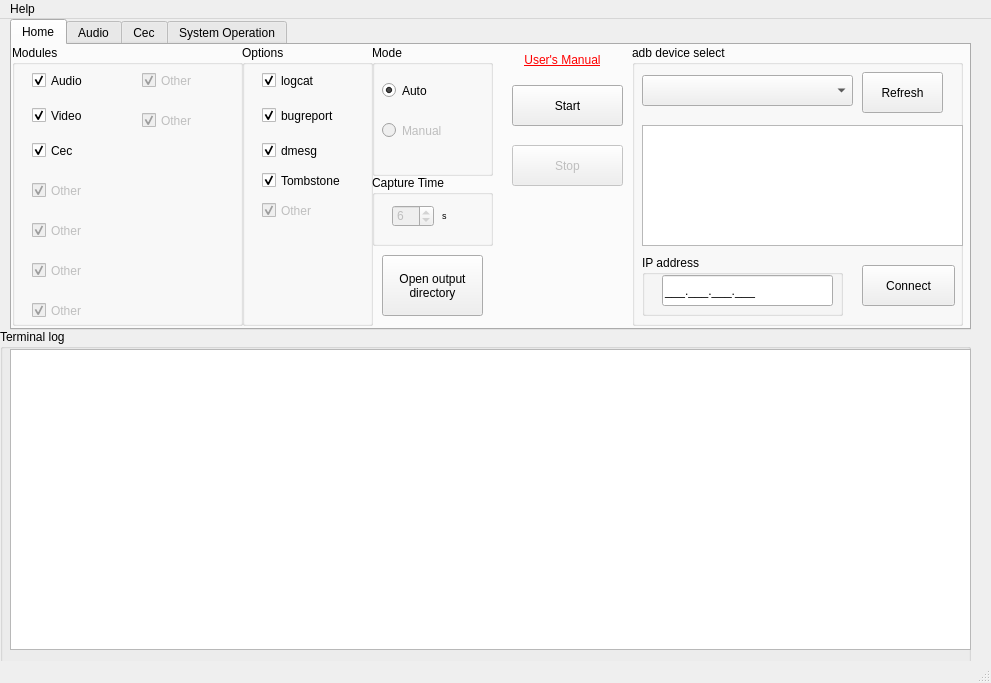
Qt form aml_debug.ui (zgyhc2050/amlogic_debug_tool) before a commit.
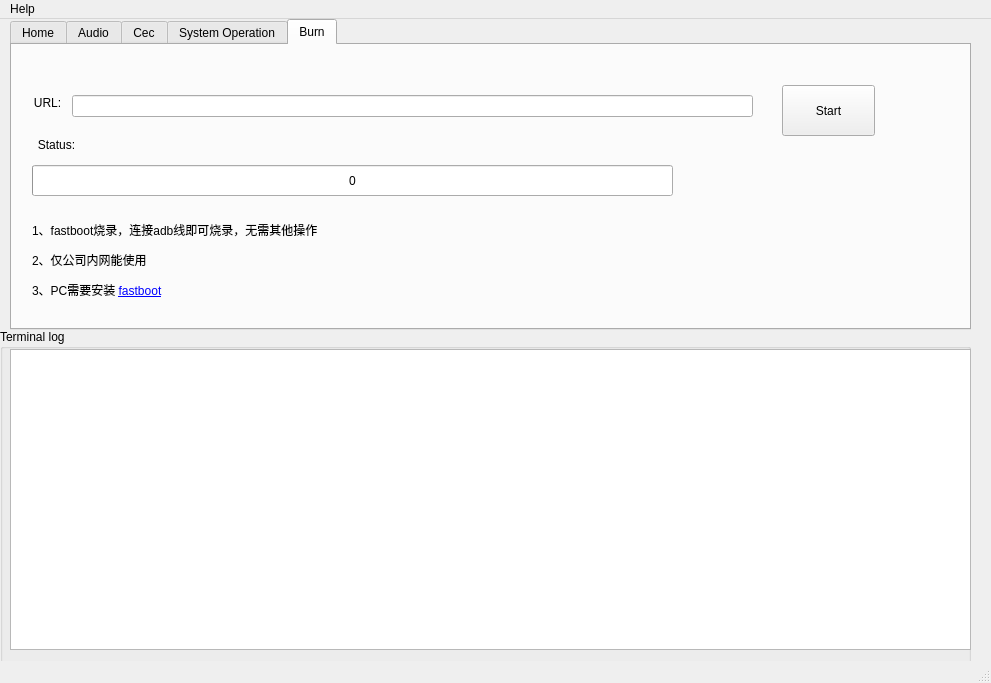
The same form after that commit. The open tabs and pages were chosen to show the change.

Commit message:
aml_debug v_1_4_1: add burning function
Problem:
1. add burning function
Solution:
1. add burning function

Diff of the .ui file:
```diff
--- a/aml_debug.ui
+++ b/aml_debug.ui
@@ -1532,6 +1532,105 @@
       </widget>
      </widget>
     </widget>
+    <widget class="QWidget" name="tab">
+     <attribute name="title">
+      <string>Burn</string>
+     </attribute>
+     <widget class="QProgressBar" name="AmlDebugBurn_progressBar">
+      <property name="geometry">
+       <rect>
+        <x>20</x>
+        <y>120</y>
+        <width>641</width>
+        <height>31</height>
+       </rect>
+      </property>
+      <property name="maximum">
+       <number>100</number>
+      </property>
+      <property name="value">
+       <number>0</number>
+      </property>
+      <property name="format">
+       <string>%v</string>
+      </property>
+     </widget>
+     <widget class="QPushButton" name="AmlDebugBurnStart_pushButton">
+      <property name="geometry">
+       <rect>
+        <x>770</x>
+        <y>40</y>
+        <width>93</width>
+        <height>51</height>
+       </rect>
+      </property>
+      <property name="text">
+       <string>Start</string>
+      </property>
+     </widget>
+     <widget class="QLineEdit" name="AmlDebugBurnUrl_lineEdit">
+      <property name="geometry">
+       <rect>
+        <x>60</x>
+        <y>50</y>
+        <width>681</width>
+        <height>22</height>
+       </rect>
+      </property>
+     </widget>
+     <widget class="QLabel" name="AmlDebugBurnUrl_label">
+      <property name="geometry">
+       <rect>
+        <x>0</x>
+        <y>50</y>
+        <width>71</width>
+        <height>16</height>
+       </rect>
+      </property>
+      <property name="text">
+       <string>&lt;html&gt;&lt;head/&gt;&lt;body&gt;&lt;p align=&quot;center&quot;&gt;URL:&lt;/p&gt;&lt;/body&gt;&lt;/html&gt;</string>
+      </property>
+     </widget>
+     <widget class="QLabel" name="AmlDebugBurnStatusDisplay_label">
+      <property name="geometry">
+       <rect>
+        <x>90</x>
+        <y>90</y>
+        <width>631</width>
+        <height>21</height>
+       </rect>
+      </property>
+      <property name="text">
+       <string/>
+      </property>
+     </widget>
+     <widget class="QLabel" name="AmlDebugBurnStatus_label">
+      <property name="geometry">
+       <rect>
+        <x>14</x>
+        <y>85</y>
+        <width>61</width>
+        <height>31</height>
+       </rect>
+      </property>
+      <property name="text">
+       <string>&lt;html&gt;&lt;head/&gt;&lt;body&gt;&lt;p align=&quot;center&quot;&gt;Status:&lt;/p&gt;&lt;/body&gt;&lt;/html&gt;</string>
+      </property>
+     </widget>
+     <widget class="QLabel" name="AmlDebugBurnTips_label">
+      <property name="geometry">
+       <rect>
+        <x>20</x>
+        <y>160</y>
+        <width>901</width>
+        <height>111</height>
+       </rect>
+      </property>
+      <property name="text">
+       <string>&lt;html&gt;&lt;head/&gt;&lt;body&gt;&lt;p&gt;1、fastboot烧录，连接adb线即可烧录，无需其他操作&lt;/p&gt;&lt;p&gt;2、仅公司内网能使用&lt;/p&gt;&lt;p&gt;3、PC需要安装 &lt;a href=&quot;https://dl.google.com/android/repository/platform-tools-latest-windows.zip&quot;&gt;&lt;span style=&quot; text-decoration: underline; color:#0000ff;&quot;&gt;fastboot&lt;/span&gt;&lt;/a&gt;&lt;/p&gt;&lt;/body&gt;&lt;/html&gt;</string>
+      </property>
+     </widget>
+    </widget>
    </widget>
    <widget class="QGroupBox" name="AmlDebugTerminalLog_groupBox">
     <property name="geometry">
```
The commit also changes 16 other files.
